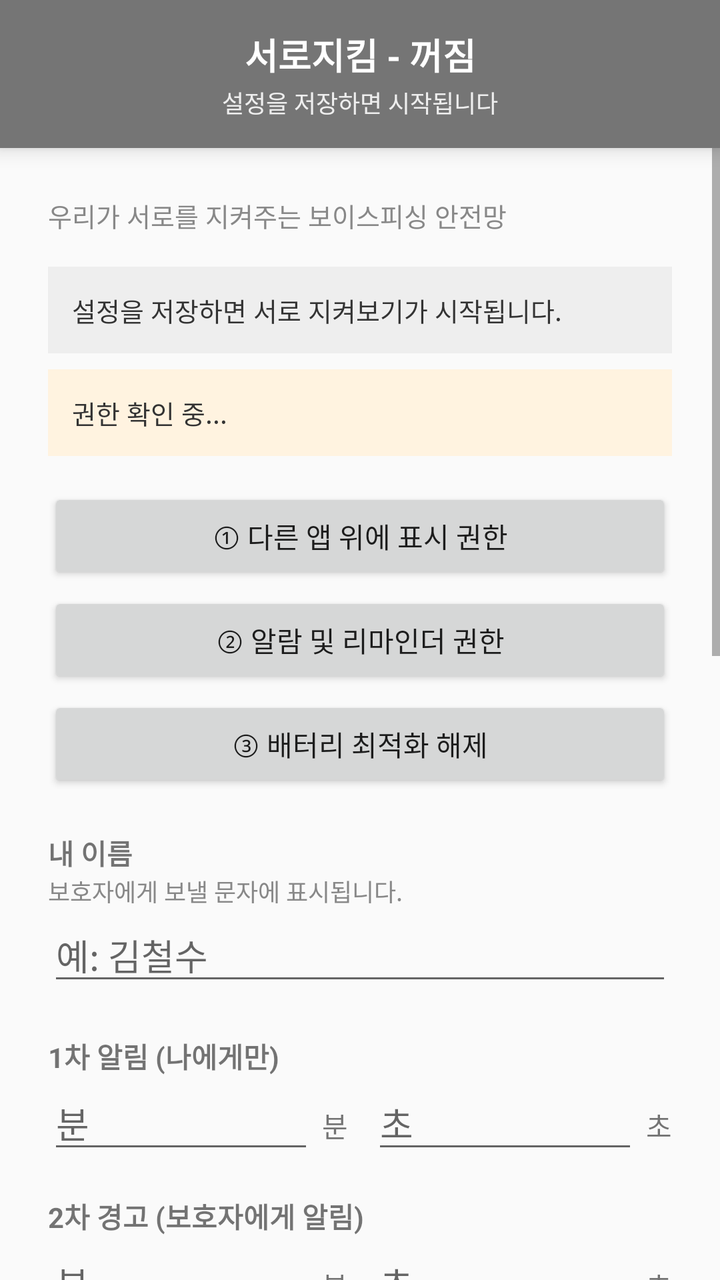
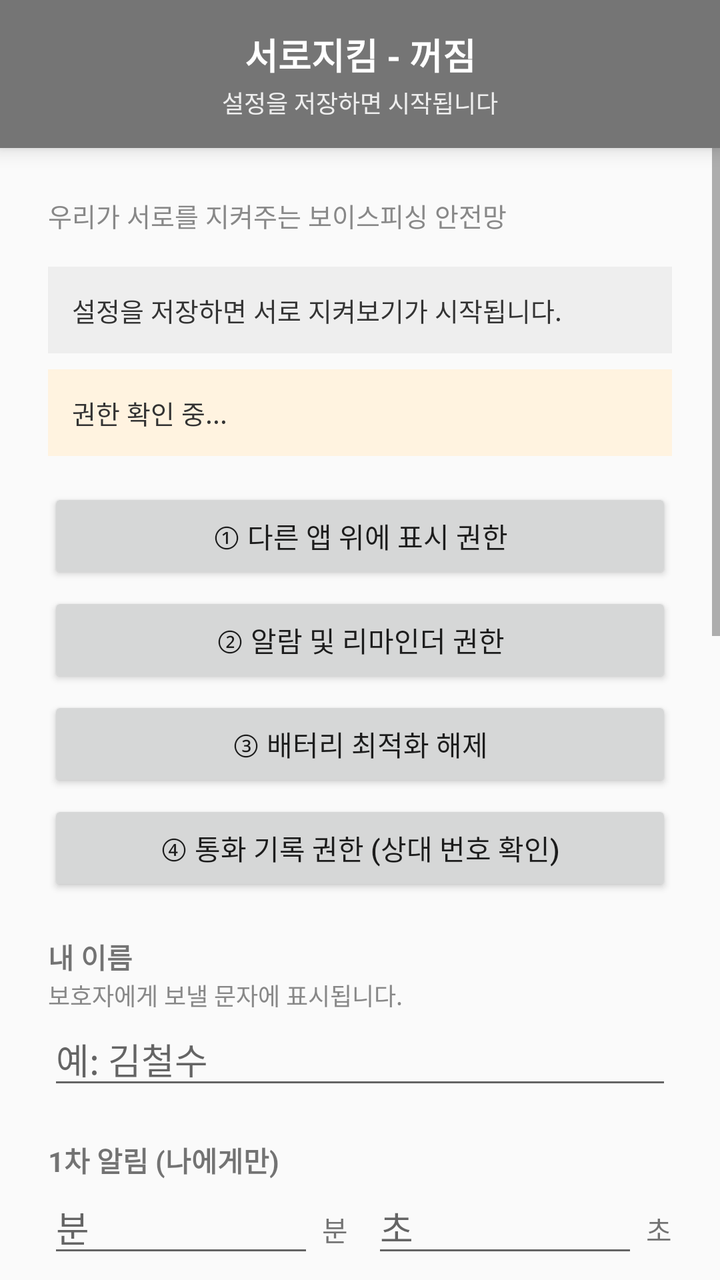

An Android layout rendered at two revisions. The XML below is the earlier revision; the diff shows what the commit changed to produce the second picture.
<!-- AndroidManifest.xml: activity theme Theme.CallGuard -->
<!-- res/layout/activity_main.xml -->
<?xml version="1.0" encoding="utf-8"?>
<LinearLayout xmlns:android="http://schemas.android.com/apk/res/android"
    android:layout_width="match_parent"
    android:layout_height="match_parent"
    android:orientation="vertical">

    
    <LinearLayout
        android:id="@+id/header_box"
        android:layout_width="match_parent"
        android:layout_height="wrap_content"
        android:orientation="vertical"
        android:background="#757575"
        android:paddingLeft="20dp"
        android:paddingRight="20dp"
        android:paddingTop="14dp"
        android:paddingBottom="14dp"
        android:elevation="6dp">

        <TextView
            android:id="@+id/tv_header_title"
            android:layout_width="match_parent"
            android:layout_height="wrap_content"
            android:text="서로지킴 - 꺼짐"
            android:textColor="#FFFFFF"
            android:textSize="18sp"
            android:textStyle="bold"
            android:gravity="center" />

        <TextView
            android:id="@+id/tv_header_sub"
            android:layout_width="match_parent"
            android:layout_height="wrap_content"
            android:text="설정을 저장하면 시작됩니다"
            android:textColor="#EEEEEE"
            android:textSize="12sp"
            android:gravity="center"
            android:paddingTop="2dp" />

    </LinearLayout>

    
    <ScrollView
        android:id="@+id/scroll_root"
        android:layout_width="match_parent"
        android:layout_height="0dp"
        android:layout_weight="1">

        <LinearLayout
            android:layout_width="match_parent"
            android:layout_height="wrap_content"
            android:orientation="vertical"
            android:padding="24dp">

            <TextView
                android:layout_width="match_parent"
                android:layout_height="wrap_content"
                android:text="우리가 서로를 지켜주는 보이스피싱 안전망"
                android:textSize="13sp"
                android:textColor="#888888"
                android:paddingBottom="16dp" />

            <TextView
                android:id="@+id/tv_status_detail"
                android:layout_width="match_parent"
                android:layout_height="wrap_content"
                android:padding="12dp"
                android:textSize="13sp"
                android:background="#EEEEEE"
                android:textColor="#333333"
                android:text="설정을 저장하면 서로 지켜보기가 시작됩니다." />

            <TextView
                android:id="@+id/tv_permission"
                android:layout_width="match_parent"
                android:layout_height="wrap_content"
                android:padding="12dp"
                android:textSize="13sp"
                android:background="#FFF3E0"
                android:textColor="#333333"
                android:layout_marginTop="8dp"
                android:layout_marginBottom="16dp"
                android:text="권한 확인 중..." />

            <Button
                android:id="@+id/btn_perm_overlay"
                android:layout_width="match_parent"
                android:layout_height="wrap_content"
                android:text="① 다른 앱 위에 표시 권한" />

            <Button
                android:id="@+id/btn_perm_alarm"
                android:layout_width="match_parent"
                android:layout_height="wrap_content"
                android:layout_marginTop="4dp"
                android:text="② 알람 및 리마인더 권한" />

            <Button
                android:id="@+id/btn_perm_battery"
                android:layout_width="match_parent"
                android:layout_height="wrap_content"
                android:layout_marginTop="4dp"
                android:layout_marginBottom="20dp"
                android:text="③ 배터리 최적화 해제" />

            <TextView
                android:layout_width="match_parent"
                android:layout_height="wrap_content"
                android:text="내 이름"
                android:textStyle="bold" />

            <TextView
                android:layout_width="match_parent"
                android:layout_height="wrap_content"
                android:text="보호자에게 보낼 문자에 표시됩니다."
                android:textSize="12sp"
                android:textColor="#888888" />

            <EditText
                android:id="@+id/et_my_name"
                android:layout_width="match_parent"
                android:layout_height="wrap_content"
                android:inputType="text"
                android:hint="예: 김철수" />

            <TextView
                android:layout_width="match_parent"
                android:layout_height="wrap_content"
                android:text="1차 알림 (나에게만)"
                android:textStyle="bold"
                android:paddingTop="20dp" />

            <LinearLayout
                android:layout_width="match_parent"
                android:layout_height="wrap_content"
                android:orientation="horizontal">

                <EditText
                    android:id="@+id/et_first_min"
                    android:layout_width="0dp"
                    android:layout_weight="1"
                    android:layout_height="wrap_content"
                    android:inputType="number"
                    android:hint="분" />

                <TextView
                    android:layout_width="wrap_content"
                    android:layout_height="wrap_content"
                    android:text="분"
                    android:paddingLeft="4dp"
                    android:paddingRight="12dp"
                    android:gravity="center_vertical" />

                <EditText
                    android:id="@+id/et_first_sec"
                    android:layout_width="0dp"
                    android:layout_weight="1"
                    android:layout_height="wrap_content"
                    android:inputType="number"
                    android:hint="초" />

                <TextView
                    android:layout_width="wrap_content"
                    android:layout_height="wrap_content"
                    android:text="초"
                    android:paddingLeft="4dp"
                    android:gravity="center_vertical" />
            </LinearLayout>

            <TextView
                android:layout_width="match_parent"
                android:layout_height="wrap_content"
                android:text="2차 경고 (보호자에게 알림)"
                android:textStyle="bold"
                android:paddingTop="16dp" />

            <LinearLayout
                android:layout_width="match_parent"
                android:layout_height="wrap_content"
                android:orientation="horizontal">

                <EditText
                    android:id="@+id/et_second_min"
                    android:layout_width="0dp"
                    android:layout_weight="1"
                    android:layout_height="wrap_content"
                    android:inputType="number"
                    android:hint="분" />

                <TextView
                    android:layout_width="wrap_content"
                    android:layout_height="wrap_content"
                    android:text="분"
                    android:paddingLeft="4dp"
                    android:paddingRight="12dp"
                    android:gravity="center_vertical" />

                <EditText
                    android:id="@+id/et_second_sec"
                    android:layout_width="0dp"
                    android:layout_weight="1"
                    android:layout_height="wrap_content"
                    android:inputType="number"
                    android:hint="초" />

                <TextView
                    android:layout_width="wrap_content"
                    android:layout_height="wrap_content"
                    android:text="초"
                    android:paddingLeft="4dp"
                    android:gravity="center_vertical" />
            </LinearLayout>

            <TextView
                android:layout_width="match_parent"
                android:layout_height="wrap_content"
                android:text="나를 지켜줄 보호자 (최대 3명)"
                android:textStyle="bold"
                android:paddingTop="20dp" />

            <TextView
                android:layout_width="match_parent"
                android:layout_height="wrap_content"
                android:text="이 번호들은 통화 감시에서 자동으로 제외됩니다."
                android:textSize="12sp"
                android:textColor="#888888" />

            <EditText
                android:id="@+id/et_guardian1"
                android:layout_width="match_parent"
                android:layout_height="wrap_content"
                android:inputType="phone"
                android:hint="보호자 1 (필수)" />

            <EditText
                android:id="@+id/et_guardian2"
                android:layout_width="match_parent"
                android:layout_height="wrap_content"
                android:inputType="phone"
                android:hint="보호자 2 (선택)" />

            <EditText
                android:id="@+id/et_guardian3"
                android:layout_width="match_parent"
                android:layout_height="wrap_content"
                android:inputType="phone"
                android:hint="보호자 3 (선택)" />

            <TextView
                android:layout_width="match_parent"
                android:layout_height="wrap_content"
                android:padding="14dp"
                android:layout_marginTop="12dp"
                android:background="#E8F5E9"
                android:textColor="#1B5E20"
                android:textSize="13sp"
                android:lineSpacingExtra="4dp"
                android:text="통화가 설정 시간을 넘기면 설정된 보호자에게 알림이 자동 발송됩니다. 또한 이 번호에서 걸려온 전화는 감시하지 않습니다.\n\n보호자에게도 앱을 설치하고 나를 보호자로 등록해 달라고 하세요. 서로 지켜주는 것이 가장 안전합니다." />

            <TextView
                android:layout_width="match_parent"
                android:layout_height="wrap_content"
                android:text="그 밖의 예외 번호 (콤마로 구분)"
                android:textStyle="bold"
                android:paddingTop="20dp" />

            <EditText
                android:id="@+id/et_whitelist_numbers"
                android:layout_width="match_parent"
                android:layout_height="wrap_content"
                android:inputType="phone"
                android:hint="예: 021234567,0312345678" />

            <Button
                android:id="@+id/btn_save"
                android:layout_width="match_parent"
                android:layout_height="wrap_content"
                android:layout_marginTop="28dp"
                android:text="저장하고 시작하기" />

            <Button
                android:id="@+id/btn_test_warning"
                android:layout_width="match_parent"
                android:layout_height="wrap_content"
                android:layout_marginTop="8dp"
                android:text="경고 화면 테스트" />

            <Button
                android:id="@+id/btn_test_sms"
                android:layout_width="match_parent"
                android:layout_height="wrap_content"
                android:layout_marginTop="4dp"
                android:layout_marginBottom="24dp"
                android:text="보호자 문자 테스트" />

        </LinearLayout>
    </ScrollView>
</LinearLayout>
<!-- resources referenced by this layout -->
<resources>
  <style name="Theme.CallGuard" parent="Theme.AppCompat.DayNight.DarkActionBar">
          <item name="colorPrimary">#D32F2F</item>
          <item name="colorPrimaryDark">#B71C1C</item>
          <item name="colorAccent">#FF5252</item>
      </style>
</resources>

<!-- the commit's change to res/layout/activity_main.xml (unified diff, before → after) -->
@@ -100,8 +100,15 @@
                 android:layout_width="match_parent"
                 android:layout_height="wrap_content"
                 android:layout_marginTop="4dp"
+                android:text="③ 배터리 최적화 해제" />
+
+            <Button
+                android:id="@+id/btn_perm_calllog"
+                android:layout_width="match_parent"
+                android:layout_height="wrap_content"
+                android:layout_marginTop="4dp"
                 android:layout_marginBottom="20dp"
-                android:text="③ 배터리 최적화 해제" />
+                android:text="④ 통화 기록 권한 (상대 번호 확인)" />
 
             <TextView
                 android:layout_width="match_parent"
